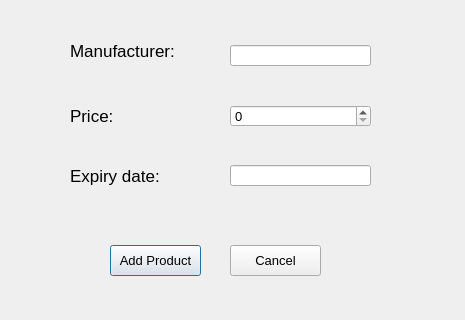
Old version of the form source/employee_add_product_dialog.ui in the repository NimaMousavian/FBT-Market-Management-Application; both pictures show x 0 to 465 and y 165 to 485 of the 465 by 485 pixel window.
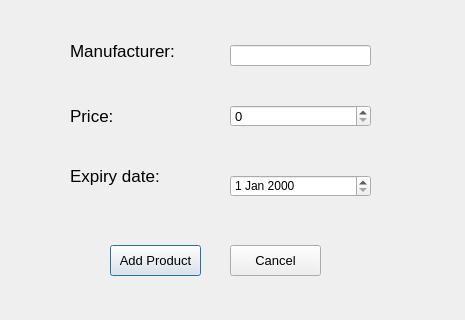
New version of the form.

Commit message: expiry date input, fixed

Diff of the .ui file:
```diff
--- a/source/employee_add_product_dialog.ui
+++ b/source/employee_add_product_dialog.ui
@@ -123,16 +123,6 @@
     </rect>
    </property>
   </widget>
-  <widget class="QLineEdit" name="exp_le">
-   <property name="geometry">
-    <rect>
-     <x>230</x>
-     <y>330</y>
-     <width>141</width>
-     <height>21</height>
-    </rect>
-   </property>
-  </widget>
   <widget class="QPushButton" name="pushButton">
    <property name="geometry">
     <rect>
@@ -245,6 +235,16 @@
     </property>
    </item>
   </widget>
+  <widget class="QDateEdit" name="exp_date">
+   <property name="geometry">
+    <rect>
+     <x>230</x>
+     <y>340</y>
+     <width>141</width>
+     <height>22</height>
+    </rect>
+   </property>
+  </widget>
  </widget>
  <resources/>
  <connections/>
```
The commit also changes 1 other file.
